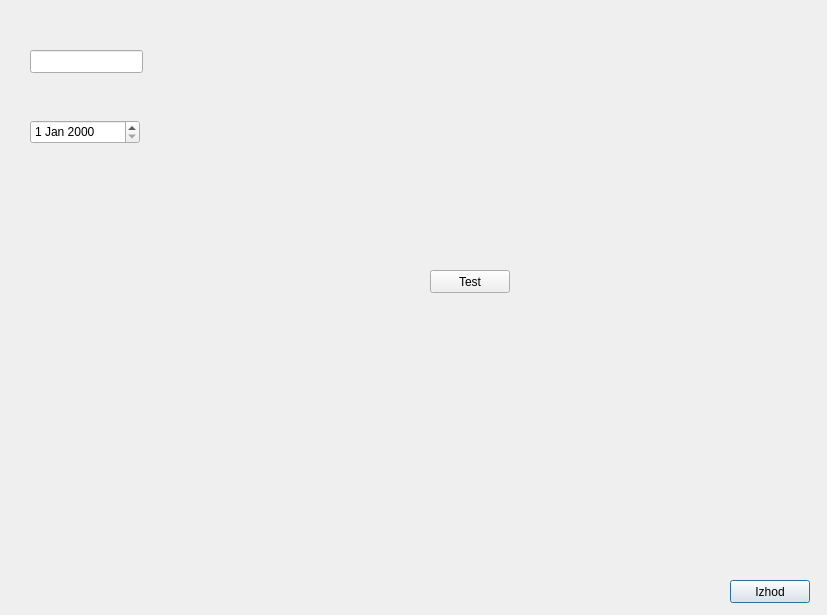
Old version of the form testingdialog.ui in the repository MaxMaxy/racun.
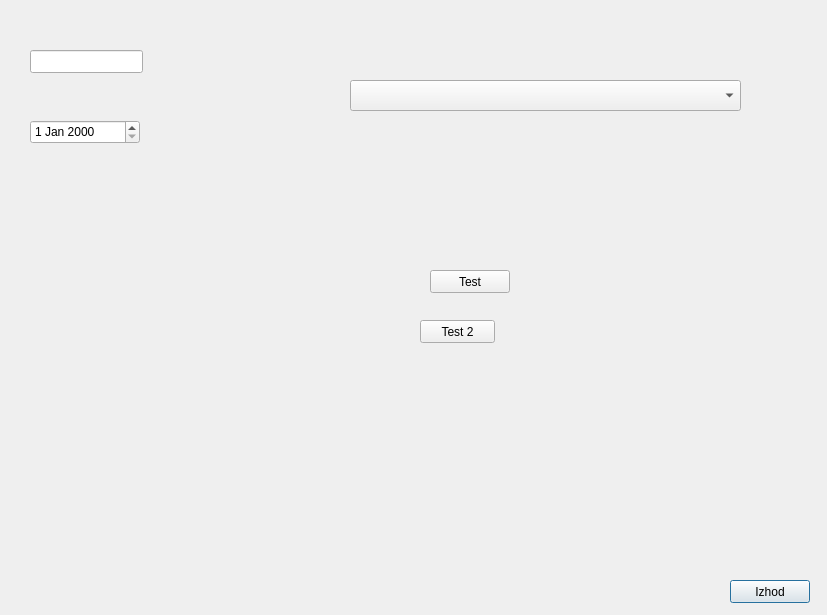
New version of the form.

Patch:
```diff
--- a/testingdialog.ui
+++ b/testingdialog.ui
@@ -59,6 +59,36 @@
     </rect>
    </property>
   </widget>
+  <widget class="QComboBox" name="comboBox">
+   <property name="geometry">
+    <rect>
+     <x>350</x>
+     <y>80</y>
+     <width>391</width>
+     <height>31</height>
+    </rect>
+   </property>
+   <property name="font">
+    <font>
+     <pointsize>12</pointsize>
+     <weight>75</weight>
+     <bold>true</bold>
+    </font>
+   </property>
+  </widget>
+  <widget class="QPushButton" name="pushButton_Test2">
+   <property name="geometry">
+    <rect>
+     <x>420</x>
+     <y>320</y>
+     <width>75</width>
+     <height>23</height>
+    </rect>
+   </property>
+   <property name="text">
+    <string>Test 2</string>
+   </property>
+  </widget>
  </widget>
  <resources/>
  <connections>
```
Left out of the diff: 8 changed lines with no effect on the pictures.
